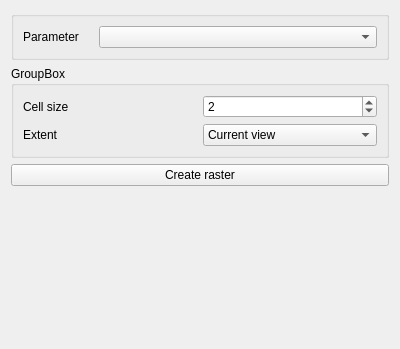
Above: PostTelemac/meshlayertools/RasterTool.ui from Artelia/PostTelemac before the change. Below: the same form after it.
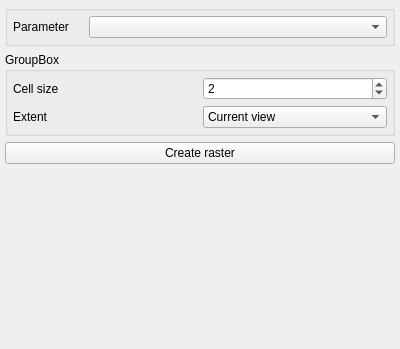
That is the form after the change.

Patch:
```diff
--- a/PostTelemac/meshlayertools/RasterTool.ui
+++ b/PostTelemac/meshlayertools/RasterTool.ui
@@ -14,6 +14,18 @@
    <string>Form</string>
   </property>
   <layout class="QVBoxLayout" name="verticalLayout">
+   <property name="leftMargin">
+    <number>5</number>
+   </property>
+   <property name="topMargin">
+    <number>5</number>
+   </property>
+   <property name="rightMargin">
+    <number>5</number>
+   </property>
+   <property name="bottomMargin">
+    <number>5</number>
+   </property>
    <item>
     <widget class="QGroupBox" name="groupBox_24">
      <property name="sizePolicy">
@@ -32,6 +44,18 @@
       <string/>
      </property>
      <layout class="QGridLayout" name="gridLayout_26">
+      <property name="leftMargin">
+       <number>5</number>
+      </property>
+      <property name="topMargin">
+       <number>5</number>
+      </property>
+      <property name="rightMargin">
+       <number>5</number>
+      </property>
+      <property name="bottomMargin">
+       <number>5</number>
+      </property>
       <property name="horizontalSpacing">
        <number>20</number>
       </property>
@@ -67,6 +91,18 @@
       <string>GroupBox</string>
      </property>
      <layout class="QGridLayout" name="gridLayout_6">
+      <property name="leftMargin">
+       <number>5</number>
+      </property>
+      <property name="topMargin">
+       <number>5</number>
+      </property>
+      <property name="rightMargin">
+       <number>5</number>
+      </property>
+      <property name="bottomMargin">
+       <number>5</number>
+      </property>
       <item row="0" column="0">
        <widget class="QLabel" name="label_37">
         <property name="text">
```
